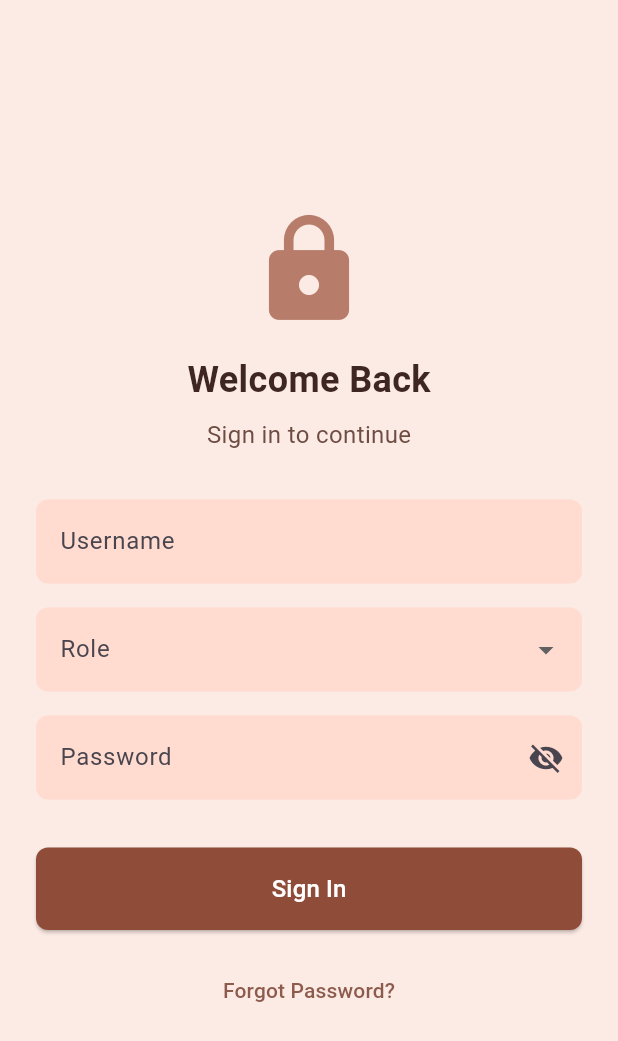
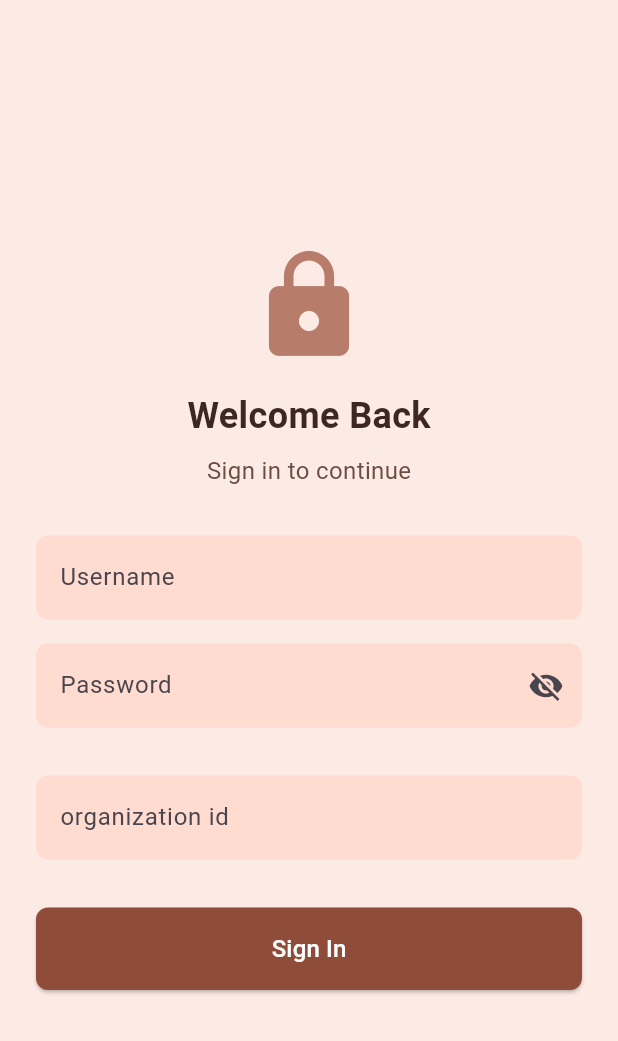
Before and after one commit to lakshmanachimata/fverify_app, a Flutter app: the screen it shows after launch, on a phone screen of 412 x 824 dp. Shown: the top 1041 px of the screen. Run offline on Flutter 3.47's test engine with Material 3 defaults, Android fonts, the phone set to English and light mode, and no system bars.

Commit message:
changed name to F verify

```diff
--- a/lib/models/signinmodel.dart
+++ b/lib/models/signinmodel.dart
@@ -1,6 +1,7 @@
 class SignInModel {
   final String username;
   final String password;
+  final String orgId;
 
-  SignInModel({required this.username, required this.password});
+  SignInModel({required this.username, required this.password, required this.orgId});
 }
--- a/lib/screens/signin.dart
+++ b/lib/screens/signin.dart
@@ -50,23 +50,6 @@ class SignInView extends StatelessWidget {
                     ),
                   ),
                   SizedBox(height: 16),
-                  DropdownButtonFormField<String>(
-                    decoration: InputDecoration(
-                      labelText: 'Role',
-                      filled: true,
-                      fillColor: Color(0XFFFFDBD0),
-                      border: OutlineInputBorder(
-                        borderRadius: BorderRadius.circular(8.0),
-                        borderSide: BorderSide.none,
-                      ),
-                    ),
-                    items: [
-                      DropdownMenuItem(value: 'Admin', child: Text('Admin')),
-                      DropdownMenuItem(value: 'User', child: Text('User')),
-                    ],
-                    onChanged: (value) {},
-                  ),
-                  SizedBox(height: 16),
                   TextField(
                     controller: viewModel.passwordController,
                     obscureText: true,
@@ -80,6 +63,19 @@ class SignInView extends StatelessWidget {
                         borderSide: BorderSide.none,
                       ),
                       suffixIcon: Icon(Icons.visibility_off),
+                    ),
+                  ),SizedBox(height: 32),
+                  TextField(
+                    controller: viewModel.orgIdController,
+                    decoration: InputDecoration(
+                      labelText: 'organization id',
+                      hintText: 'Enter Organization id',
+                      filled: true,
+                      fillColor: Color(0XFFFFDBD0),
+                      border: OutlineInputBorder(
+                        borderRadius: BorderRadius.circular(8.0),
+                        borderSide: BorderSide.none,
+                      ),
                     ),
                   ),
                   SizedBox(height: 32),
@@ -110,14 +106,6 @@ class SignInView extends StatelessWidget {
                           ),
                         ),
                       ),
-                  SizedBox(height: 16),
-                  TextButton(
-                    onPressed: () {},
-                    child: Text(
-                      'Forgot Password?',
-                      style: TextStyle(color: Color(0xFF8D5B4C)),
-                    ),
-                  ),
                 ],
               ),
             );
--- a/lib/viewmodel/signinvm.dart
+++ b/lib/viewmodel/signinvm.dart
@@ -5,6 +5,7 @@ import '../models/signinmodel.dart';
 class SignInViewModel extends ChangeNotifier {
   final userNameController = TextEditingController();
   final passwordController = TextEditingController();
+  final orgIdController = TextEditingController();
 
   bool _isLoading = false;
   bool get isLoading => _isLoading;
@@ -24,6 +25,7 @@ class SignInViewModel extends ChangeNotifier {
     return SignInModel(
       username: userNameController.text,
       password: passwordController.text,
+      orgId: orgIdController.text,
     );
   }
 
@@ -31,6 +33,7 @@ class SignInViewModel extends ChangeNotifier {
   void dispose() {
     userNameController.dispose();
     passwordController.dispose();
+    orgIdController.dispose();
     super.dispose();
   }
 }
--- a/pubspec.yaml
+++ b/pubspec.yaml
@@ -1,5 +1,5 @@
 name: cak_verify
-description: "CAK Verify"
+description: "F Verify"
 # The following line prevents the package from being accidentally published to
 # pub.dev using `flutter pub publish`. This is preferred for private packages.
 publish_to: 'none' # Remove this line if you wish to publish to pub.dev
```
Also changed, not shown: 8 other files.
